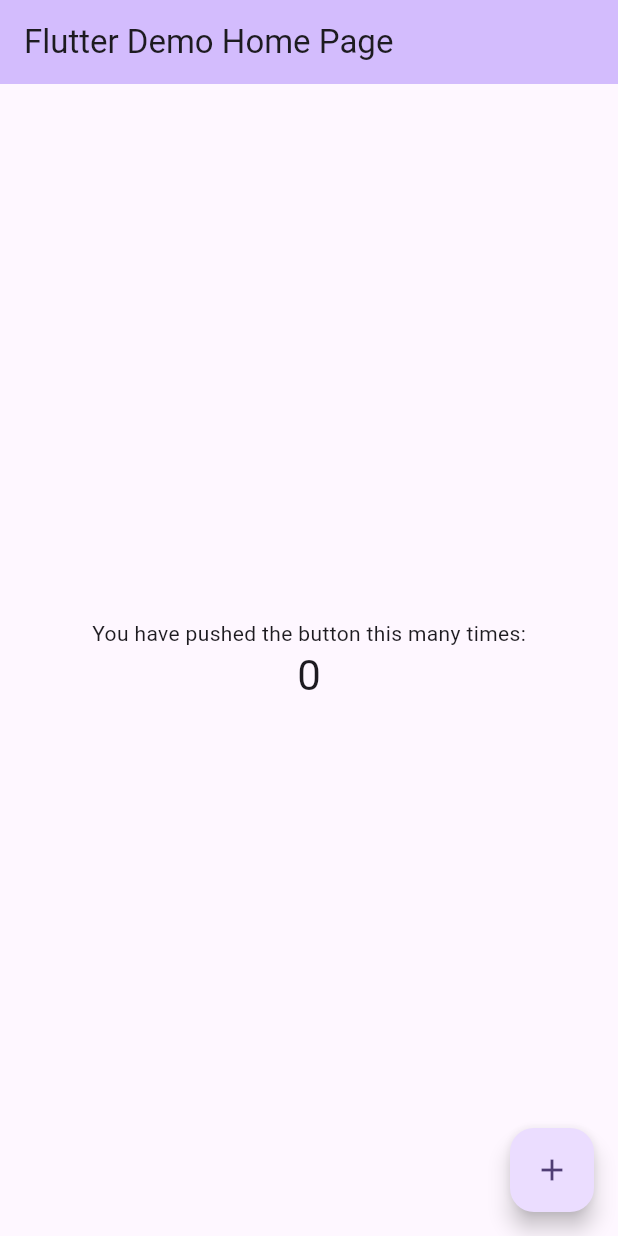
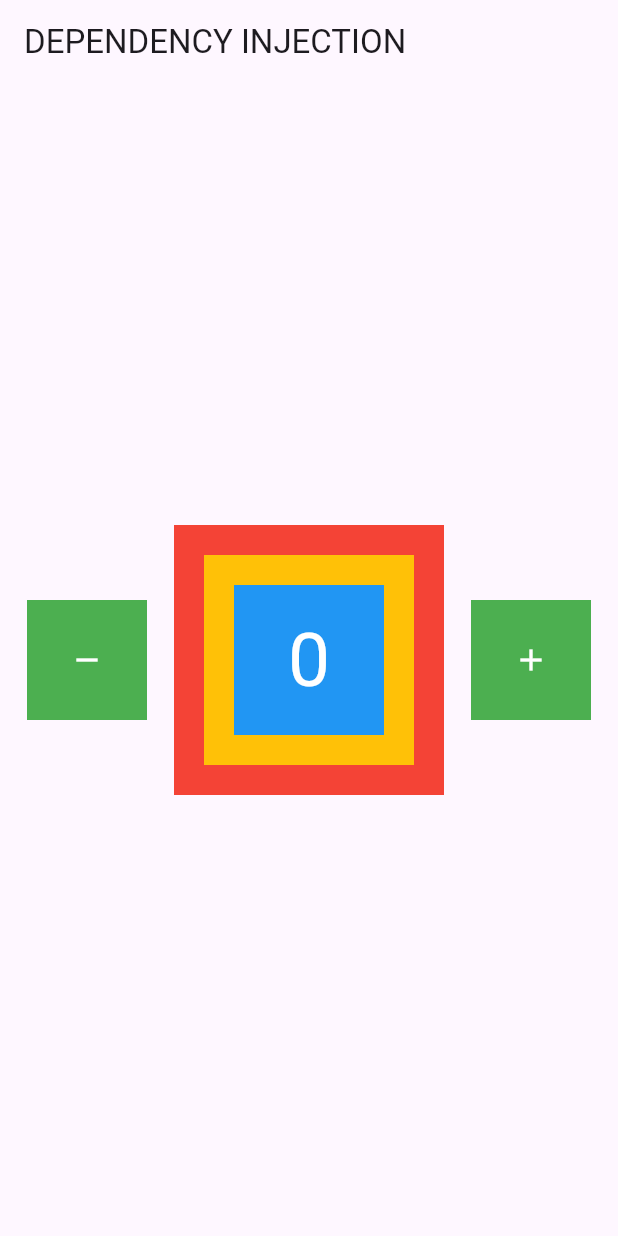
Before and after one commit to masradeen/level5_bloc_depeninject, a Flutter app: the screen it shows after launch, on a phone screen of 412 x 824 dp. Run offline on Flutter 3.47's test engine with Material 3 defaults, Android fonts, the phone set to English and light mode, and no system bars; our stand-ins replace flutter_bloc.

Commit message:
finalisasi latihan BLoC dan Dependency Injection, selesai

```diff
--- /dev/null
+++ b/desc.txt
@@ -0,0 +1,3 @@
+latihan penggunaan BLoC dan Dependency Injection
+tutorial: STATE MANAGEMENT BLOC [FLUTTER NEW 2022] - 08 Dependency Injection
+by Kuldii Project
--- /dev/null
+++ b/lib/bloc/counter.dart
@@ -0,0 +1,24 @@
+import 'package:flutter_bloc/flutter_bloc.dart';
+
+class Counter extends Cubit<int> {
+  Counter({this.init = 0}) : super(init);
+
+  int init;
+
+  void increment() => emit(state + 1);
+  void decrement() => emit(state - 1);
+
+  @override
+  void onChange(Change<int> change) {
+    // TODO: implement onChange
+    super.onChange(change);
+    print(change);
+  }
+
+  @override
+  void onError(Object error, StackTrace stackTrace) {
+    // TODO: implement onError
+    super.onError(error, stackTrace);
+    print(error);
+  }
+}
--- /dev/null
+++ b/lib/home/biru.dart
@@ -0,0 +1,17 @@
+import 'package:flutter/material.dart';
+import 'package:level5_bloc_depeninject/home/center_data.dart';
+
+class Biru extends StatelessWidget {
+  const Biru({
+    super.key,
+  });
+
+  @override
+  Widget build(BuildContext context) {
+    return Container(
+      margin: EdgeInsets.all(20),
+      color: Colors.blue,
+      child: CenterData(),
+    );
+  }
+}
--- /dev/null
+++ b/lib/home/center_data.dart
@@ -0,0 +1,15 @@
+import 'package:flutter/material.dart';
+import 'package:level5_bloc_depeninject/home/data_widget.dart';
+
+class CenterData extends StatelessWidget {
+  const CenterData({
+    super.key,
+  });
+
+  @override
+  Widget build(BuildContext context) {
+    return Center(
+      child: DataWidget(),
+    );
+  }
+}
--- /dev/null
+++ b/lib/home/data_widget.dart
@@ -0,0 +1,26 @@
+import 'package:flutter/material.dart';
+import 'package:flutter_bloc/flutter_bloc.dart';
+import 'package:level5_bloc_depeninject/bloc/counter.dart';
+
+class DataWidget extends StatelessWidget {
+  const DataWidget({
+    super.key,
+  });
+
+  @override
+  Widget build(BuildContext context) {
+    // Counter mycounter = BlocProvider.of<Counter>(context);
+    Counter mycounter = context.read<Counter>();
+
+    return BlocBuilder(
+      bloc: mycounter,
+      builder: (context, state) => Text(
+        "$state",
+        style: TextStyle(
+          fontSize: 50,
+          color: Colors.white,
+        ),
+      ),
+    );
+  }
+}
--- /dev/null
+++ b/lib/home/home.dart
@@ -0,0 +1,62 @@
+import 'package:flutter/material.dart';
+import 'package:flutter_bloc/flutter_bloc.dart';
+import 'package:level5_bloc_depeninject/bloc/counter.dart';
+import 'package:level5_bloc_depeninject/home/merah.dart';
+
+class HomePage extends StatelessWidget {
+  const HomePage({super.key});
+
+  @override
+  Widget build(BuildContext context) {
+    // Counter mycounter = BlocProvider.of<Counter>(context);
+    Counter mycounter = context.read<Counter>();
+
+    return Scaffold(
+      appBar: AppBar(
+        title: const Text("DEPENDENCY INJECTION"),
+      ),
+      body: Center(
+        child: Row(
+          mainAxisAlignment: MainAxisAlignment.spaceEvenly,
+          children: [
+            Material(
+              color: Colors.green,
+              child: InkWell(
+                onTap: () {
+                  mycounter.decrement();
+                },
+                //decrement
+                child: const SizedBox(
+                  height: 80,
+                  width: 80,
+                  child: Icon(
+                    Icons.remove,
+                    color: Colors.white,
+                  ),
+                ),
+              ),
+            ),
+            Merah(),
+            Material(
+              color: Colors.green,
+              child: InkWell(
+                onTap: () {
+                  mycounter.increment();
+                },
+                //increment
+                child: const SizedBox(
+                  height: 80,
+                  width: 80,
+                  child: Icon(
+                    Icons.add,
+                    color: Colors.white,
+                  ),
+                ),
+              ),
+            ),
+          ],
+        ),
+      ),
+    );
+  }
+}
--- /dev/null
+++ b/lib/home/kuning.dart
@@ -0,0 +1,17 @@
+import 'package:flutter/material.dart';
+import 'package:level5_bloc_depeninject/home/biru.dart';
+
+class Kuning extends StatelessWidget {
+  const Kuning({
+    super.key,
+  });
+
+  @override
+  Widget build(BuildContext context) {
+    return Container(
+      margin: EdgeInsets.all(20),
+      color: Colors.amber,
+      child: Biru(),
+    );
+  }
+}
--- /dev/null
+++ b/lib/home/merah.dart
@@ -0,0 +1,18 @@
+import 'package:flutter/material.dart';
+import 'package:level5_bloc_depeninject/home/kuning.dart';
+
+class Merah extends StatelessWidget {
+  const Merah({
+    super.key,
+  });
+
+  @override
+  Widget build(BuildContext context) {
+    return Container(
+      width: 180,
+      height: 180,
+      color: Colors.red,
+      child: Kuning(),
+    );
+  }
+}
--- a/lib/main.dart
+++ b/lib/main.dart
@@ -1,4 +1,7 @@
 import 'package:flutter/material.dart';
+import 'package:flutter_bloc/flutter_bloc.dart';
+import 'package:level5_bloc_depeninject/bloc/counter.dart';
+import 'package:level5_bloc_depeninject/home/home.dart';
 
 void main() {
   runApp(const MyApp());
@@ -7,119 +10,25 @@
 class MyApp extends StatelessWidget {
   const MyApp({super.key});
 
-  // This widget is the root of your application.
   @override
   Widget build(BuildContext context) {
+    /* Dependency Injection jika diletakkan pada home (dibawah MaterialApp) */
     return MaterialApp(
-      title: 'Flutter Demo',
-      theme: ThemeData(
-        // This is the theme of your application.
-        //
-        // TRY THIS: Try running your application with "flutter run". You'll see
-        // the application has a purple toolbar. Then, without quitting the app,
-        // try changing the seedColor in the colorScheme below to Colors.green
-        // and then invoke "hot reload" (save your changes or press the "hot
-        // reload" button in a Flutter-supported IDE, or press "r" if you used
-        // the command line to start the app).
-        //
-        // Notice that the counter didn't reset back to zero; the application
-        // state is not lost during the reload. To reset the state, use hot
-        // restart instead.
-        //
-        // This works for code too, not just values: Most code changes can be
-        // tested with just a hot reload.
-        colorScheme: ColorScheme.fromSeed(seedColor: Colors.deepPurple),
-        useMaterial3: true,
+      debugShowCheckedModeBanner: false,
+      home: BlocProvider(
+        create: (context) => Counter(),
+        child: HomePage(),
+        ),
+    );
+
+    /* Dependency Injection jika diletakkan pada MaterialApp
+    return BlocProvider(
+      create: (context) => Counter(),
+      child: MaterialApp(
+        debugShowCheckedModeBanner: false,
+        home: HomePage(),
       ),
-      home: const MyHomePage(title: 'Flutter Demo Home Page'),
     );
+    */
   }
 }
-
-class MyHomePage extends StatefulWidget {
-  const MyHomePage({super.key, required this.title});
-
-  // This widget is the home page of your application. It is stateful, meaning
-  // that it has a State object (defined below) that contains fields that affect
-  // how it looks.
-
-  // This class is the configuration for the state. It holds the values (in this
-  // case the title) provided by the parent (in this case the App widget) and
-  // used by the build method of the State. Fields in a Widget subclass are
-  // always marked "final".
-
-  final String title;
-
-  @override
-  State<MyHomePage> createState() => _MyHomePageState();
-}
-
-class _MyHomePageState extends State<MyHomePage> {
-  int _counter = 0;
-
-  void _incrementCounter() {
-    setState(() {
-      // This call to setState tells the Flutter framework that something has
-      // changed in this State, which causes it to rerun the build method below
-      // so that the display can reflect the updated values. If we changed
-      // _counter without calling setState(), then the build method would not be
-      // called again, and so nothing would appear to happen.
-      _counter++;
-    });
-  }
-
-  @override
-  Widget build(BuildContext context) {
-    // This method is rerun every time setState is called, for instance as done
-    // by the _incrementCounter method above.
-    //
-    // The Flutter framework has been optimized to make rerunning build methods
-    // fast, so that you can just rebuild anything that needs updating rather
-    // than having to individually change instances of widgets.
-    return Scaffold(
-      appBar: AppBar(
-        // TRY THIS: Try changing the color here to a specific color (to
-        // Colors.amber, perhaps?) and trigger a hot reload to see the AppBar
-        // change color while the other colors stay the same.
-        backgroundColor: Theme.of(context).colorScheme.inversePrimary,
-        // Here we take the value from the MyHomePage object that was created by
-        // the App.build method, and use it to set our appbar title.
-        title: Text(widget.title),
-      ),
-      body: Center(
-        // Center is a layout widget. It takes a single child and positions it
-        // in the middle of the parent.
-        child: Column(
-          // Column is also a layout widget. It takes a list of children and
-          // arranges them vertically. By default, it sizes itself to fit its
-          // children horizontally, and tries to be as tall as its parent.
-          //
-          // Column has various properties to control how it sizes itself and
-          // how it positions its children. Here we use mainAxisAlignment to
-          // center the children vertically; the main axis here is the vertical
-          // axis because Columns are vertical (the cross axis would be
-          // horizontal).
-          //
-          // TRY THIS: Invoke "debug painting" (choose the "Toggle Debug Paint"
-          // action in the IDE, or press "p" in the console), to see the
-          // wireframe for each widget.
-          mainAxisAlignment: MainAxisAlignment.center,
-          children: <Widget>[
-            const Text(
-              'You have pushed the button this many times:',
-            ),
-            Text(
-              '$_counter',
-              style: Theme.of(context).textTheme.headlineMedium,
-            ),
-          ],
-        ),
-      ),
-      floatingActionButton: FloatingActionButton(
-        onPressed: _incrementCounter,
-        tooltip: 'Increment',
-        child: const Icon(Icons.add),
-      ), // This trailing comma makes auto-formatting nicer for build methods.
-    );
-  }
-}
```
